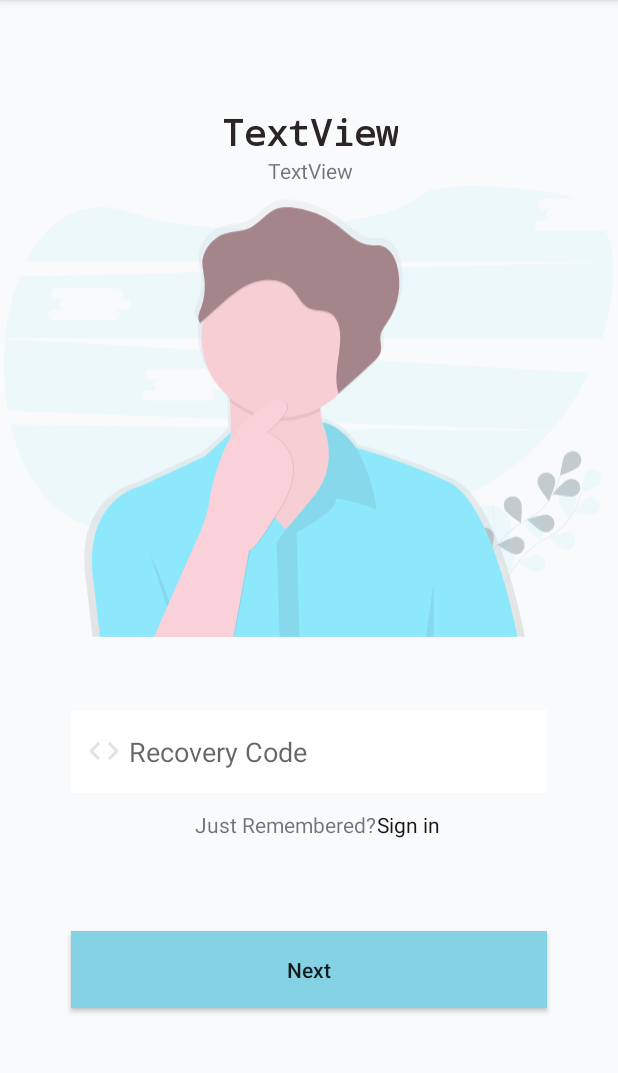
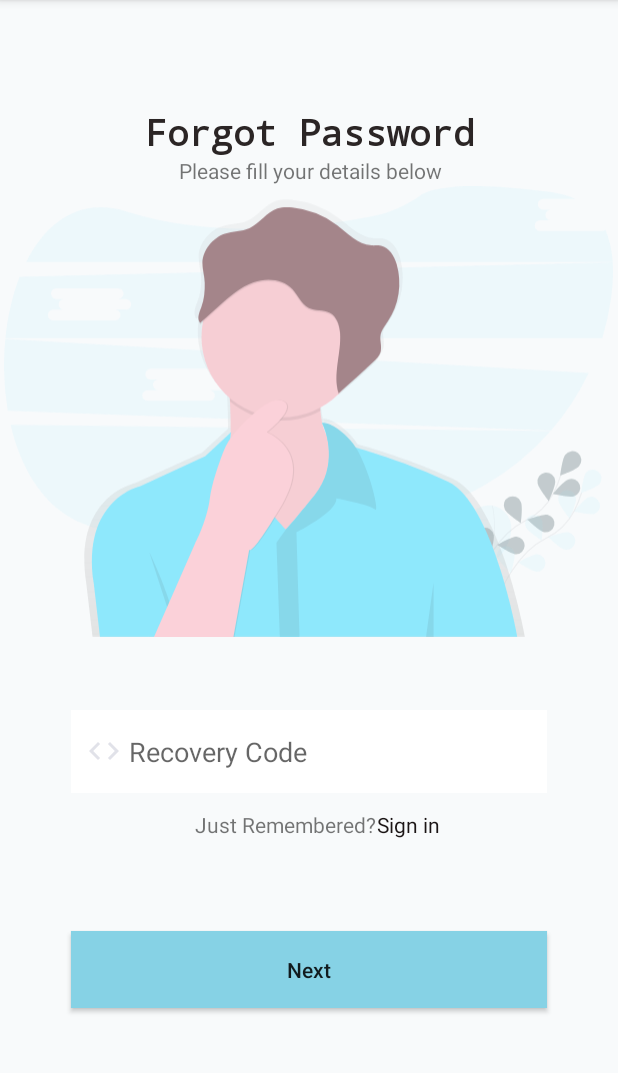
Before and after one commit to dayaanem19/Thesis, an Android app: the ActivitySeventh2 screen opened directly, with no data from a screen before it, on a phone screen of 412 x 824 dp, the part 84-1157 px from its top. Run offline under Robolectric (Android 15) with nearby library versions, the phone set to English and light mode, and no system bars.

Commit message:
Fixed the textview

```diff
--- a/motorcycleApp/app/src/main/res/layout/activity_seventh_screenv2.xml
+++ b/motorcycleApp/app/src/main/res/layout/activity_seventh_screenv2.xml
@@ -16,12 +16,13 @@
         android:layout_marginEnd="3dp"
         android:layout_marginRight="3dp"
         app:layout_constraintEnd_toEndOf="parent"
+        app:layout_constraintHorizontal_bias="1.0"
         app:layout_constraintStart_toStartOf="parent"
-        app:layout_constraintTop_toBottomOf="@+id/textView14"
+        app:layout_constraintTop_toBottomOf="@+id/subtextFP"
         app:srcCompat="@drawable/ic_undraw_forgot_password_gi2d" />
 
     <TextView
-        android:id="@+id/textView12"
+        android:id="@+id/forgotPassword"
         android:layout_width="wrap_content"
         android:layout_height="wrap_content"
         android:layout_marginStart="92dp"
@@ -29,25 +30,23 @@
         android:layout_marginTop="71dp"
         android:layout_marginEnd="91dp"
         android:layout_marginRight="91dp"
-        android:text="TextView"
+        android:text="Forgot Password"
         android:textColor="#2B2525"
         android:textSize="24sp"
         android:textStyle="bold"
         app:fontFamily="monospace"
         app:layout_constraintEnd_toEndOf="parent"
         app:layout_constraintStart_toStartOf="parent"
-        app:layout_constraintTop_toTopOf="parent"
-        tools:text="Forgot Password" />
+        app:layout_constraintTop_toTopOf="parent"/>
 
     <TextView
-        android:id="@+id/textView14"
+        android:id="@+id/subtextFP"
         android:layout_width="wrap_content"
         android:layout_height="wrap_content"
-        android:text="TextView"
-        app:layout_constraintEnd_toEndOf="@+id/textView12"
-        app:layout_constraintStart_toStartOf="@+id/textView12"
-        app:layout_constraintTop_toBottomOf="@+id/textView12"
-        tools:text="Please fill your details below" />
+        android:text="Please fill your details below"
+        app:layout_constraintEnd_toEndOf="@+id/forgotPassword"
+        app:layout_constraintStart_toStartOf="@+id/forgotPassword"
+        app:layout_constraintTop_toBottomOf="@+id/forgotPassword"/>
 
     <EditText
         android:id="@+id/recoveryCode"
```
Also changed, not shown: motorcycleApp/app/src/main/res/layout/activity_sixth_screenv2.xml (+4 -6 lines), 954 other files.
